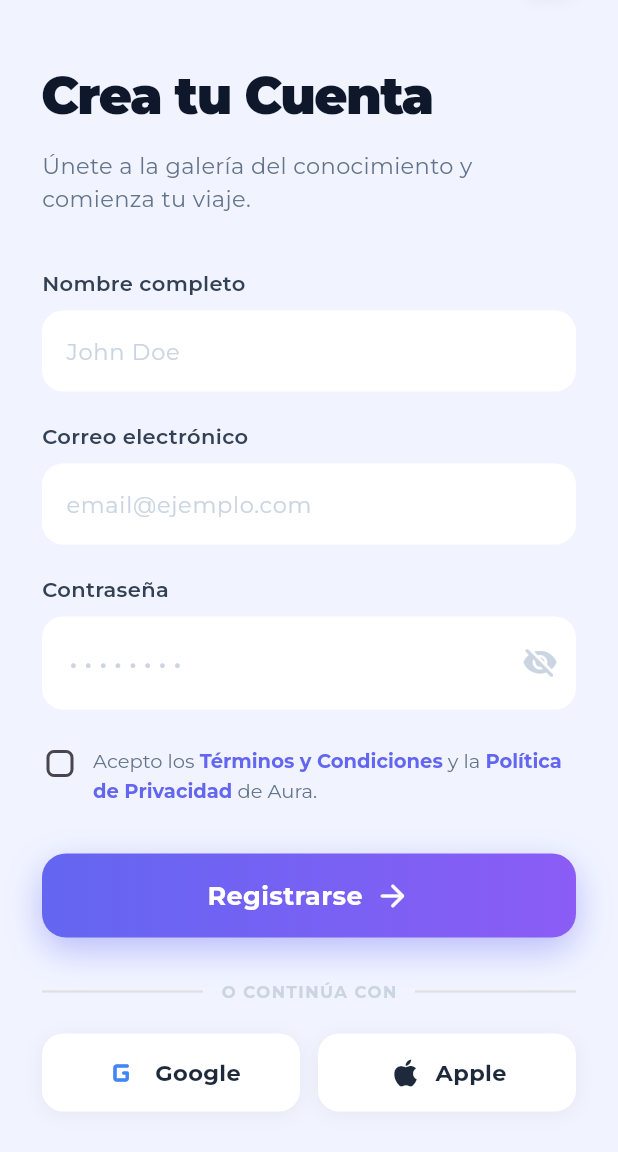
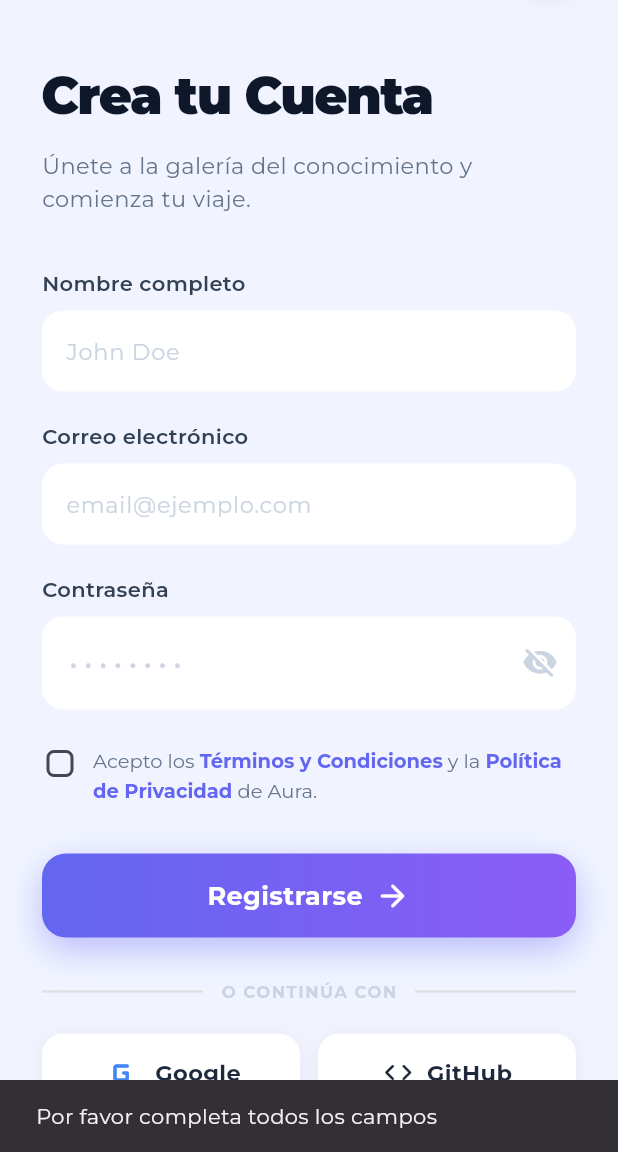
Before and after one commit to xkelvin0/Aura-Academy, a Flutter app: the RegisterScreen screen opened directly, after a tap on "Registrarse", on a phone screen of 412 x 824 dp, the part 84-1236 px from its top. Run offline on Flutter 3.47's test engine with Material 3 defaults, Android fonts, the light colour scheme and no system bars; our stand-ins replace google_fonts, supabase_flutter; accounts and stored records are empty; network calls fail.

Commit message:
feat: integracion supabase + oauth github - Fase 4 de Aura Academy

```diff
--- a/lib/screens/register_screen.dart
+++ b/lib/screens/register_screen.dart
@@ -1,5 +1,6 @@
 import 'package:flutter/material.dart';
 import 'package:google_fonts/google_fonts.dart';
+import 'package:supabase_flutter/supabase_flutter.dart';
 
 // Pantalla de registro de nuevo usuario
 class RegisterScreen extends StatefulWidget {
@@ -15,9 +16,10 @@ class _RegisterScreenState extends State<RegisterScreen> {
   final TextEditingController _emailController = TextEditingController();
   final TextEditingController _passwordController = TextEditingController();
 
-  // Estado del ojo de la contraseña y checkbox de términos
+  // Estado del ojo de la contraseña, checkbox de términos y carga
   bool _passwordVisible = false;
   bool _acceptedTerms = false;
+  bool _isLoading = false; // Controla el indicador de carga al registrarse
 
   @override
   void dispose() {
@@ -26,6 +28,88 @@ class _RegisterScreenState extends State<RegisterScreen> {
     _emailController.dispose();
     _passwordController.dispose();
     super.dispose();
+  }
+
+  // Función para registrarse con Google
+  Future<void> _registrarConGoogle() async {
+    await Supabase.instance.client.auth.signInWithOAuth(
+      OAuthProvider.google,
+      redirectTo: 'io.supabase.auraacademy://login-callback',
+    );
+  }
+
+  // Función para registrarse con GitHub
+  Future<void> _registrarConGitHub() async {
+    await Supabase.instance.client.auth.signInWithOAuth(
+      OAuthProvider.github,
+      redirectTo: 'io.supabase.auraacademy://login-callback',
+    );
+  }
+
+  Future<void> _registrarse() async {
+    // Validaciones básicas antes de llamar a Supabase
+    if (_nameController.text.isEmpty ||
+        _emailController.text.isEmpty ||
+        _passwordController.text.isEmpty) {
+      ScaffoldMessenger.of(context).showSnackBar(
+        const SnackBar(content: Text('Por favor completa todos los campos')),
+      );
+      return;
+    }
+
+    if (!_acceptedTerms) {
+      ScaffoldMessenger.of(context).showSnackBar(
+        const SnackBar(
+            content: Text('Debes aceptar los Términos y Condiciones')),
+      );
+      return;
+    }
+
+    setState(() => _isLoading = true);
+
+    try {
+      // Paso 1: Crear el usuario en Supabase Auth
+      final response = await Supabase.instance.client.auth.signUp(
+        email: _emailController.text.trim(),
+        password: _passwordController.text.trim(),
+      );
+
+      // Paso 2: Si el usuario se creó, guardamos su perfil en la tabla "perfiles"
+      if (response.user != null) {
+        await Supabase.instance.client.from('perfiles').insert({
+          'id': response.user!.id,
+          'nombre_completo': _nameController.text.trim(),
+          'email': _emailController.text.trim(),
+        });
+
+        if (mounted) {
+          // Mostramos mensaje de éxito y regresamos al Login
+          ScaffoldMessenger.of(context).showSnackBar(
+            const SnackBar(
+              content: Text('¡Cuenta creada con éxito! Inicia sesión.'),
+              backgroundColor: Color(0xFF6366F1),
+            ),
+          );
+          Navigator.pop(context); // Regresa al Login
+        }
+      }
+    } on AuthException catch (e) {
+      // Errores de autenticación de Supabase
+      if (mounted) {
+        ScaffoldMessenger.of(context).showSnackBar(
+          SnackBar(content: Text(e.message)),
+        );
+      }
+    } catch (e) {
+      // Errores generales de conexión
+      if (mounted) {
+        ScaffoldMessenger.of(context).showSnackBar(
+          const SnackBar(content: Text('Error al registrarse. Intenta de nuevo.')),
+        );
+      }
+    } finally {
+      if (mounted) setState(() => _isLoading = false);
+    }
   }
 
   @override
@@ -254,18 +338,20 @@ class _RegisterScreenState extends State<RegisterScreen> {
 
               const SizedBox(height: 32),
 
-              // --- Botón "Registrarse" con gradiente ---
+              // --- Botón "Registrarse" con gradiente y lógica de Supabase ---
               Container(
                 width: double.infinity,
                 height: 56,
                 decoration: BoxDecoration(
-                  gradient: const LinearGradient(
-                    colors: [Color(0xFF6366F1), Color(0xFF8B5CF6)],
+                  gradient: LinearGradient(
+                    colors: _isLoading
+                        ? [Colors.grey.shade400, Colors.grey.shade400]
+                        : [const Color(0xFF6366F1), const Color(0xFF8B5CF6)],
                     begin: Alignment.centerLeft,
                     end: Alignment.centerRight,
                   ),
                   borderRadius: BorderRadius.circular(16),
-                  boxShadow: [
+                  boxShadow: _isLoading ? [] : [
                     BoxShadow(
                       color: const Color(0xFF6366F1).withOpacity(0.4),
                       blurRadius: 20,
@@ -277,8 +363,13 @@ class _RegisterScreenState extends State<RegisterScreen> {
                   color: Colors.transparent,
                   child: InkWell(
                     borderRadius: BorderRadius.circular(16),
-                    onTap: () {}, // Aquí irá la lógica de registro con Supabase
-                    child: Row(
+                    // Llama a la función de registro con Supabase
+                    onTap: _isLoading ? null : _registrarse,
+                    child: Center(
+                      child: _isLoading
+                          // Spinner mientras se procesa el registro
+                          ? const CircularProgressIndicator(color: Colors.white, strokeWidth: 2)
+                          : Row(
                               mainAxisAlignment: MainAxisAlignment.center,
                               children: [
                                 Text(
@@ -293,6 +384,7 @@ class _RegisterScreenState extends State<RegisterScreen> {
                                 const Icon(Icons.arrow_forward_rounded,
                                     color: Colors.white),
                               ],
+                            ),
                     ),
                   ),
                 ),
@@ -335,17 +427,17 @@ class _RegisterScreenState extends State<RegisterScreen> {
                       label: 'Google',
                       icon: const Icon(Icons.g_mobiledata_rounded,
                           color: Color(0xFF4285F4), size: 28),
-                      onTap: () {},
+                      onTap: _registrarConGoogle, // OAuth con Supabase
                     ),
                   ),
                   const SizedBox(width: 12),
-                  // Botón Apple
+                  // Botón GitHub (reemplaza Apple)
                   Expanded(
                     child: _SocialButtonRegister(
-                      label: 'Apple',
-                      icon: const Icon(Icons.apple_rounded,
-                          color: Color(0xFF1E293B), size: 24),
-                      onTap: () {},
+                      label: 'GitHub',
+                      icon: const Icon(Icons.code_rounded,
+                          color: Color(0xFF1E293B), size: 22),
+                      onTap: _registrarConGitHub, // OAuth con Supabase
                     ),
                   ),
                 ],
--- a/pubspec.yaml
+++ b/pubspec.yaml
@@ -35,6 +35,7 @@ dependencies:
   # Use with the CupertinoIcons class for iOS style icons.
   cupertino_icons: ^1.0.8
   google_fonts: ^6.3.2
+  supabase_flutter: ^2.12.2
 
 dev_dependencies:
   flutter_test:
```
Also changed, not shown: lib/main.dart (+13 -1 lines), lib/screens/login_screen.dart (+26 -9 lines), lib/supabase_config.dart (added, +10 -0 lines), pubspec.lock, 6 other files. Lines whose indentation alone changed are shown as unchanged.
